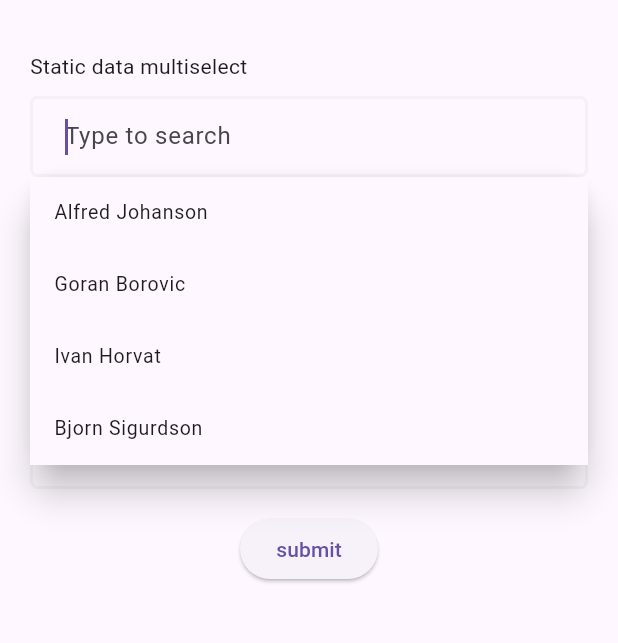
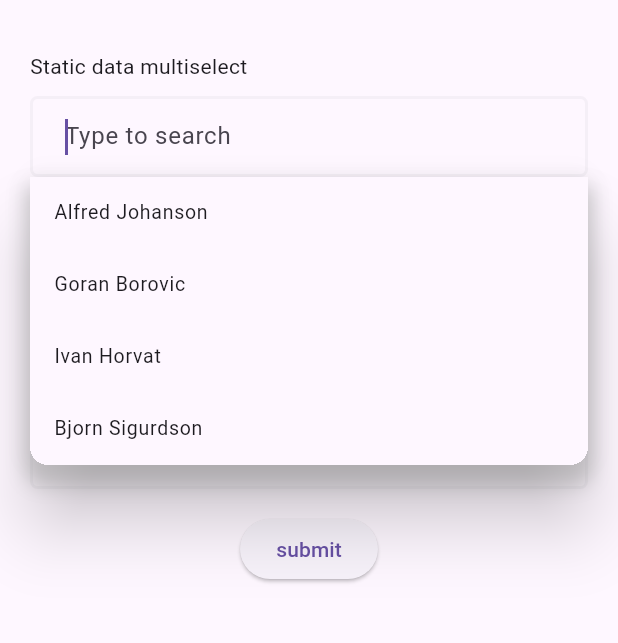
Before and after one commit to vbalagovic/flutter_simple_multiselect, a Flutter app: the screen it shows after launch, after a tap on "Type to search", on a phone screen of 412 x 824 dp, the part 63-706 px from its top. Run offline on Flutter 3.47's test engine with Material 3 defaults, Android fonts, the phone set to English and light mode, and no system bars; missing offline and left inert: debounce_throttle, pointer_interceptor; statements that could not run were skipped.

Commit message:
add modifications

```diff
--- a/example/lib/main.dart
+++ b/example/lib/main.dart
@@ -80,11 +80,17 @@ class _MyHomePageState extends State<MyHomePage> {
                   crossAxisAlignment: CrossAxisAlignment.start,
                   mainAxisAlignment: MainAxisAlignment.center,
                   children: <Widget>[
-                    const Padding(padding: EdgeInsets.only(bottom: 10), child: Text("Static data multiselect")),
+                    const Padding(
+                        padding: EdgeInsets.only(bottom: 10),
+                        child: Text("Static data multiselect")),
                     _staticData(),
-                    const Padding(padding: EdgeInsets.only(bottom: 10, top: 20), child: Text("Async data multiselect")),
+                    const Padding(
+                        padding: EdgeInsets.only(bottom: 10, top: 20),
+                        child: Text("Async data multiselect")),
                     _asyncData(),
-                    const Padding(padding: EdgeInsets.only(bottom: 10, top: 20), child: Text("Data single select")),
+                    const Padding(
+                        padding: EdgeInsets.only(bottom: 10, top: 20),
+                        child: Text("Data single select")),
                     _staticSingleData(),
                     Padding(
                       padding: const EdgeInsets.symmetric(vertical: 16.0),
@@ -146,12 +152,14 @@ class _MyHomePageState extends State<MyHomePage> {
                 onTap: () {
                   singleItem = existing ? null : data;
 
-                  state.selectAndClose(data, singleItem != null ? singleItem!["name"].toString() : "");
+                  state.selectAndClose(data,
+                      singleItem != null ? singleItem!["name"].toString() : "");
                   setState(() {});
                 }),
           );
         },
-        suggestionsBoxElevation: 10,
+        suggestionsBoxElevation: 0,
+        suggestionsBoxRadius: 12,
         findSuggestions: (String query) async {
           setState(() {
             isLoading = true;
@@ -185,7 +193,8 @@ class _MyHomePageState extends State<MyHomePage> {
               },
             ),
         suggestionBuilder: (context, state, data) {
-          var existingIndex = selectedItems.indexWhere((element) => element["uuid"] == data["uuid"]);
+          var existingIndex = selectedItems
+              .indexWhere((element) => element["uuid"] == data["uuid"]);
           var selectedData = data;
           return Material(
             child: ListTile(
@@ -207,7 +216,8 @@ class _MyHomePageState extends State<MyHomePage> {
                 }),
           );
         },
-        suggestionsBoxElevation: 10,
+        // suggestionsBoxElevation: 10,
+        suggestionsBoxRadius: 12,
         findSuggestions: (String query) async {
           setState(() {
             isLoading = true;
@@ -228,6 +238,7 @@ class _MyHomePageState extends State<MyHomePage> {
         focusedBorderColor: lineColor,
         borderRadius: 5,
         borderSize: 2,
+        suggestionsBoxRadius: 12,
         resetTextOnSubmitted: true,
         minTextFieldWidth: 300,
         validator: (value) {
@@ -248,7 +259,8 @@ class _MyHomePageState extends State<MyHomePage> {
               },
             ),
         suggestionBuilder: (context, state, data) {
-          var existingIndex = selectedItemsAsync.indexWhere((element) => element["uuid"] == data["uuid"]);
+          var existingIndex = selectedItemsAsync
+              .indexWhere((element) => element["uuid"] == data["uuid"]);
           var selectedData = data;
           return Material(
               child: ListTile(
@@ -258,7 +270,8 @@ class _MyHomePageState extends State<MyHomePage> {
                   selectedTileColor: Colors.green,
                   title: Text(selectedData["name"].toString()),
                   onTap: () {
-                    var existingIndex = selectedItemsAsync.indexWhere((element) => element["uuid"] == data["uuid"]);
+                    var existingIndex = selectedItemsAsync.indexWhere(
+                        (element) => element["uuid"] == data["uuid"]);
                     if (existingIndex >= 0) {
                       selectedItemsAsync.removeAt(existingIndex);
                     } else {
@@ -269,7 +282,7 @@ class _MyHomePageState extends State<MyHomePage> {
                     setState(() {});
                   }));
         },
-        suggestionsBoxElevation: 10,
+        suggestionsBoxElevation: 0,
         findSuggestions: (String query) async {
           setState(() {
             isLoading = true;
--- a/lib/flutter_multiselect_layout_delegate.dart
+++ b/lib/flutter_multiselect_layout_delegate.dart
@@ -14,6 +14,7 @@ class FlutterMultiselectLayoutDelegate extends MultiChildLayoutDelegate {
   static const tagId = 'tag_';
   static const textFieldId = 'text_field';
   static const textId = 'text_id';
+  static const leadingPaddingId = 'leading_padding';
 
   final int length;
   final double minTextFieldWidth;
--- a/lib/flutter_simple_multiselect.dart
+++ b/lib/flutter_simple_multiselect.dart
@@ -19,8 +19,8 @@ typedef SearchSuggestions<T> = FutureOr<List<T>> Function();
 /// A [Widget] for editing tag similar to Google's Gmail
 /// email address input widget in the iOS app.
 class FlutterMultiselect<T> extends StatefulWidget {
-  const FlutterMultiselect(
-      {required this.length,
+  const FlutterMultiselect({
+    required this.length,
     this.minTextFieldWidth = 160.0,
     this.tagSpacing = 4.0,
     required this.tagBuilder,
@@ -67,8 +67,9 @@ class FlutterMultiselect<T> extends StatefulWidget {
     this.errorBorderColor,
     this.suggestionMargin,
     this.collapsedHeight,
-      })
-      : super(key: key);
+    this.unfocusedInputDecoration,
+    this.leadingSelectionPadding,
+  }) : super(key: key);
 
   /// Multiple choices
   final bool multiselect;
@@ -110,6 +111,7 @@ class FlutterMultiselect<T> extends StatefulWidget {
   final bool enabled;
   final TextStyle? textStyle;
   final InputDecoration? inputDecoration;
+  final InputDecoration? unfocusedInputDecoration;
   final TextInputType? keyboardType;
   final TextInputAction? textInputAction;
   final TextCapitalization textCapitalization;
@@ -146,6 +148,7 @@ class FlutterMultiselect<T> extends StatefulWidget {
   final Color? errorBorderColor;
 
   final double? collapsedHeight;
+  final double? leadingSelectionPadding;
 
   @override
   FlutterMultiselectState<T> createState() => FlutterMultiselectState<T>();
@@ -266,16 +269,40 @@ class FlutterMultiselectState<T> extends State<FlutterMultiselect<T>> {
                     child: Material(
                       elevation: widget.suggestionsBoxElevation ?? 20,
                       borderRadius: BorderRadius.circular(
-                          widget.suggestionsBoxRadius ?? 20),
-                      color:
-                          widget.suggestionsBoxBackgroundColor ?? Colors.transparent,
+                        widget.suggestionsBoxRadius ?? 20,
+                      ),
+                      color: widget.suggestionsBoxBackgroundColor ??
+                          Colors.transparent,
                       child: Container(
                           clipBehavior: Clip.hardEdge,
                           decoration: BoxDecoration(
                             color: widget.suggestionsBoxBackgroundColor ??
                                 Colors.transparent,
-                              borderRadius: BorderRadius.all(Radius.circular(
-                                  widget.suggestionsBoxRadius ?? 0))),
+                            borderRadius: showTop
+                                ? BorderRadius.only(
+                                    topLeft: Radius.circular(
+                                        widget.suggestionsBoxRadius ?? 0),
+                                    topRight: Radius.circular(
+                                        widget.suggestionsBoxRadius ?? 0),
+                                  )
+                                : BorderRadius.only(
+                                    bottomLeft: Radius.circular(
+                                        widget.suggestionsBoxRadius ?? 0),
+                                    bottomRight: Radius.circular(
+                                        widget.suggestionsBoxRadius ?? 0),
+                                  ),
+                            boxShadow: [
+                              BoxShadow(
+                                color: Colors.grey.withOpacity(0.5),
+                                spreadRadius: 3,
+                                blurRadius: 10,
+                                offset: Offset(
+                                  0,
+                                  showTop ? -5 : 10,
+                                ), // changes position of shadow
+                              ),
+                            ],
+                          ),
                           constraints:
                               BoxConstraints(maxHeight: suggestionBoxHeight),
                           child: ListView.builder(
@@ -451,7 +478,8 @@ class FlutterMultiselectState<T> extends State<FlutterMultiselect<T>> {
                     color: _isFocused
                         ? widget.focusedBorderColor ?? Colors.transparent
                         : (formError != null)
-                            ? (widget.errorBorderColor ?? Theme.of(context).colorScheme.error)
+                            ? (widget.errorBorderColor ??
+                                Theme.of(context).colorScheme.error)
                             : (widget.enableBorderColor ?? Colors.transparent)),
                 color: widget.backgroundColor ?? Colors.transparent),
             child: FlutterMultiselectLayout(
@@ -503,7 +531,8 @@ class FlutterMultiselectState<T> extends State<FlutterMultiselect<T>> {
                                 readOnly: widget.readOnly,
                                 autofocus: widget.autofocus,
                                 maxLines: widget.maxLines,
-                                decoration: decoration.copyWith(border: InputBorder.none),
+                                decoration: decoration.copyWith(
+                                    border: InputBorder.none),
                                 onChanged: _onTextFieldChange,
                                 onFieldSubmitted: _onSubmitted,
                                 inputFormatters: widget.inputFormatters,
@@ -518,7 +547,9 @@ class FlutterMultiselectState<T> extends State<FlutterMultiselect<T>> {
                                         color: Colors.transparent),
                                     readOnly: true,
                                     enabled: false,
-                                    decoration: InputDecoration(
+                                    decoration: widget
+                                            .unfocusedInputDecoration ??
+                                        InputDecoration(
                                           errorStyle: const TextStyle(
                                               height: 0.01,
                                               color: Colors.transparent),
@@ -531,7 +562,8 @@ class FlutterMultiselectState<T> extends State<FlutterMultiselect<T>> {
                                               )),
                                           isDense: true,
                                           isCollapsed: true,
-                                      contentPadding: const EdgeInsets.all(0),
+                                          contentPadding:
+                                              const EdgeInsets.all(0),
                                           disabledBorder: OutlineInputBorder(
                                               borderRadius:
                                                   BorderRadius.circular(5),
@@ -601,7 +633,8 @@ class FlutterMultiselectState<T> extends State<FlutterMultiselect<T>> {
                             readOnly: widget.readOnly,
                             autofocus: widget.autofocus,
                             maxLines: widget.maxLines,
-                            decoration: decoration.copyWith(border: InputBorder.none),
+                            decoration:
+                                decoration.copyWith(border: InputBorder.none),
                             onChanged: _onTextFieldChange,
                             onFieldSubmitted: _onSubmitted,
                             inputFormatters: widget.inputFormatters,
@@ -614,8 +647,11 @@ class FlutterMultiselectState<T> extends State<FlutterMultiselect<T>> {
                 padding: const EdgeInsets.only(top: 7, left: 20),
                 child: Text(
                   formError.toString(),
-                  style:
-                      widget.errorStyling ?? Theme.of(context).textTheme.bodySmall!.copyWith(color: Theme.of(context).colorScheme.error),
+                  style: widget.errorStyling ??
+                      Theme.of(context)
+                          .textTheme
+                          .bodySmall!
+                          .copyWith(color: Theme.of(context).colorScheme.error),
                 ))
         ],
       ),
```
Also changed, not shown: example/pubspec.lock, 3 other files. Lines whose indentation alone changed are shown as unchanged.
